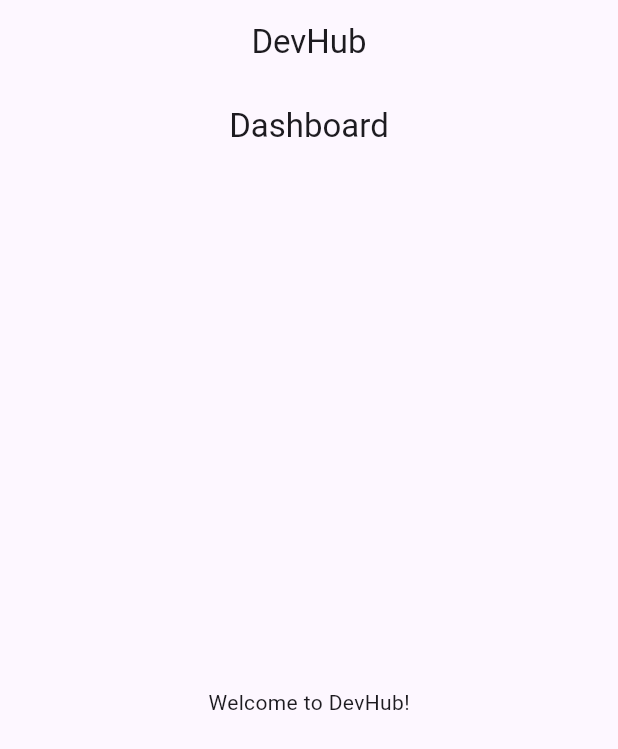
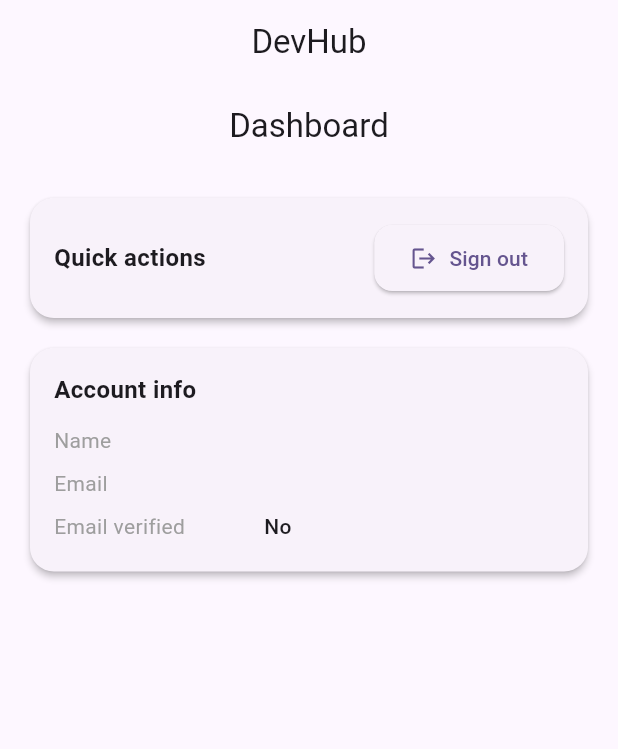
Before and after one commit to warenuk/DevHub, a Flutter app: the screen it shows once a user with an empty profile is signed in, on a phone screen of 412 x 824 dp. Shown: the top 749 px of the screen. Run offline on Flutter 3.47's test engine with Material 3 defaults, Android fonts, the phone set to English and light mode, and no system bars; our stand-ins replace dartz, equatable, firebase_auth, firebase_core, flutter_riverpod, go_router; accounts and stored records are empty.

Commit message:
feat(dashboard): implement MVP dashboard with user info and sign-out; test(redirects): add widget tests; docs: add project map to AGENTS.md

```diff
--- a/lib/features/dashboard/presentation/pages/dashboard_page.dart
+++ b/lib/features/dashboard/presentation/pages/dashboard_page.dart
@@ -1,13 +1,107 @@
+import 'package:devhub_gpt/features/auth/presentation/providers/auth_providers.dart';
 import 'package:flutter/material.dart';
+import 'package:flutter_riverpod/flutter_riverpod.dart';
 
-class DashboardPage extends StatelessWidget {
+class DashboardPage extends ConsumerWidget {
   const DashboardPage({super.key});
 
   @override
-  Widget build(BuildContext context) {
+  Widget build(BuildContext context, WidgetRef ref) {
+    final userAsync = ref.watch(currentUserProvider);
+    const titleStyle = TextStyle(fontSize: 16, fontWeight: FontWeight.w600);
+
     return Scaffold(
-      appBar: AppBar(title: const Text('Dashboard')),
-      body: const Center(child: Text('Welcome to DevHub!')),
+      appBar: AppBar(
+        title: const Text('Dashboard'),
+      ),
+      body: Padding(
+        padding: const EdgeInsets.all(16),
+        child: userAsync.when(
+          loading: () => const Center(child: CircularProgressIndicator()),
+          error: (e, _) => Center(
+            child: Text(
+              e.toString(),
+              style: const TextStyle(color: Colors.red),
+            ),
+          ),
+          data: (user) {
+            if (user == null) {
+              return const Center(child: Text('No user data'));
+            }
+            return ListView(
+              children: [
+                Card(
+                  child: Padding(
+                    padding: const EdgeInsets.all(16),
+                    child: Row(
+                      mainAxisAlignment: MainAxisAlignment.spaceBetween,
+                      children: [
+                        const Text('Quick actions', style: titleStyle),
+                        ElevatedButton.icon(
+                          onPressed: () => ref
+                              .read(authControllerProvider.notifier)
+                              .signOut(),
+                          icon: const Icon(Icons.logout),
+                          label: const Text('Sign out'),
+                        ),
+                      ],
+                    ),
+                  ),
+                ),
+                const SizedBox(height: 12),
+                Card(
+                  child: Padding(
+                    padding: const EdgeInsets.all(16),
+                    child: Column(
+                      crossAxisAlignment: CrossAxisAlignment.start,
+                      children: [
+                        const Text('Account info', style: titleStyle),
+                        const SizedBox(height: 8),
+                        _InfoRow(label: 'Name', value: user.name),
+                        _InfoRow(label: 'Email', value: user.email),
+                        _InfoRow(
+                          label: 'Email verified',
+                          value: user.isEmailVerified ? 'Yes' : 'No',
+                        ),
+                      ],
+                    ),
+                  ),
+                ),
+              ],
+            );
+          },
+        ),
+      ),
     );
   }
 }
+
+class _InfoRow extends StatelessWidget {
+  const _InfoRow({required this.label, required this.value});
+  final String label;
+  final String value;
+
+  @override
+  Widget build(BuildContext context) {
+    return Padding(
+      padding: const EdgeInsets.symmetric(vertical: 4),
+      child: Row(
+        children: [
+          SizedBox(
+            width: 140,
+            child: Text(
+              label,
+              style: const TextStyle(color: Colors.grey),
+            ),
+          ),
+          Expanded(
+            child: Text(
+              value,
+              style: const TextStyle(fontWeight: FontWeight.w500),
+            ),
+          ),
+        ],
+      ),
+    );
+  }
+}
```
Also changed, not shown: 4 other files.
